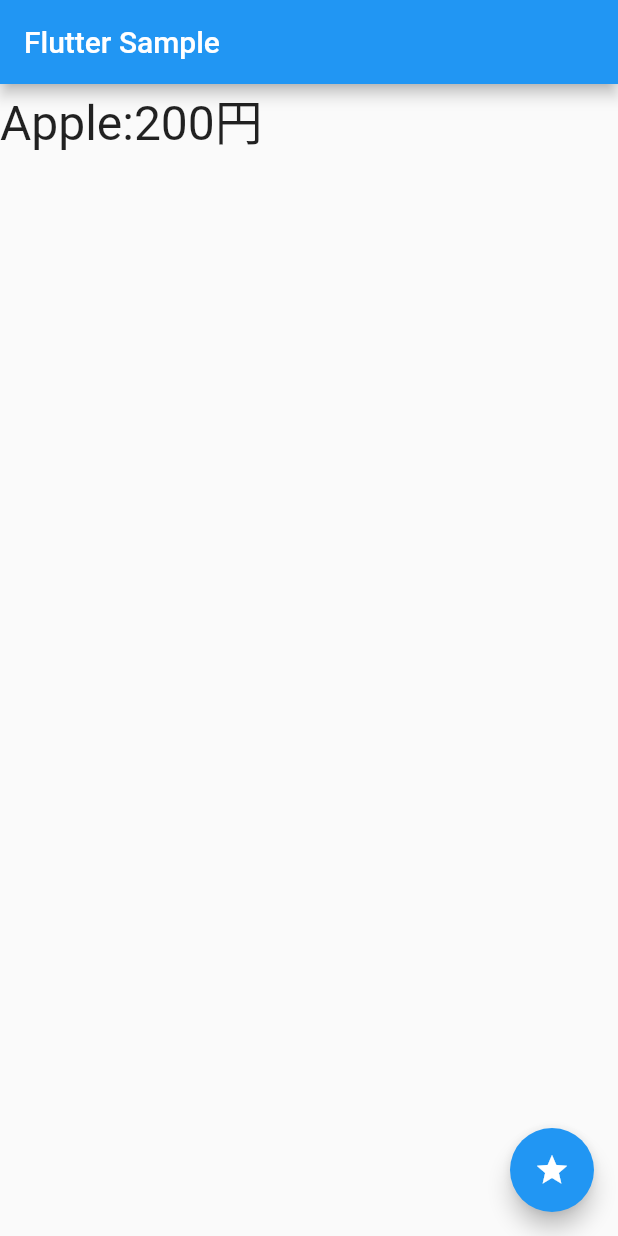
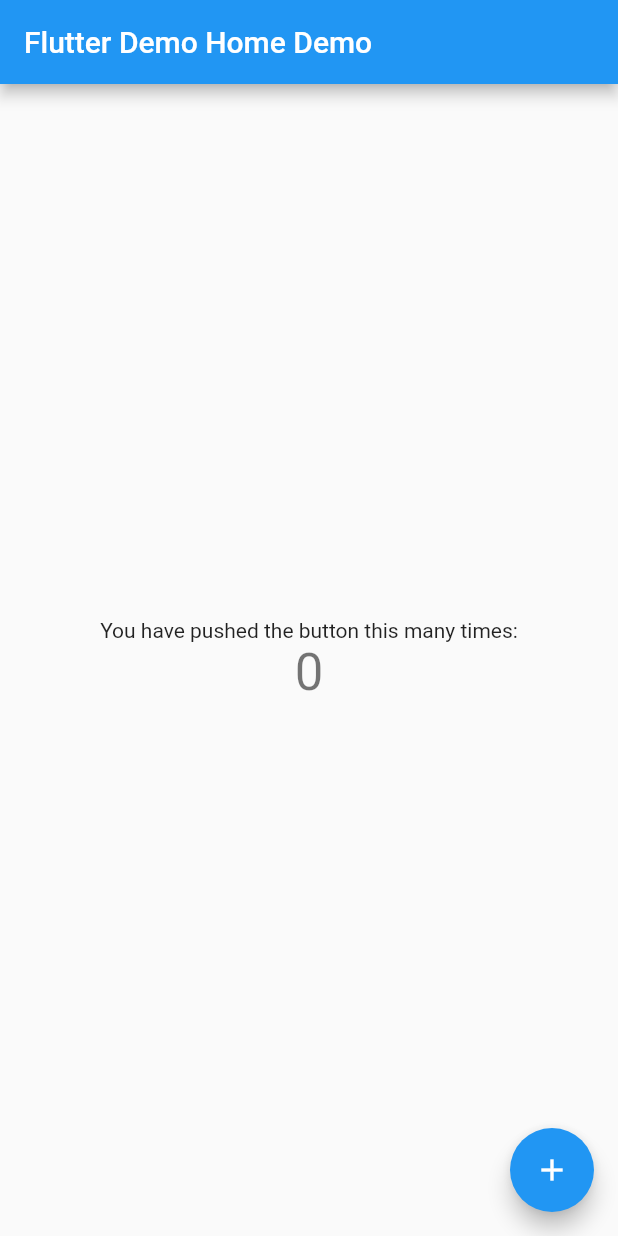
Before and after one commit to TomokiIchi/chapter2, a Flutter app: the screen it shows after launch, on a phone screen of 412 x 824 dp. Run offline on Flutter 3.47's test engine with Material 2 defaults, Android fonts, the phone set to English and light mode, and no system bars.

```diff
--- a/lib/main.dart
+++ b/lib/main.dart
@@ -1,77 +1,113 @@
 import 'package:flutter/material.dart';
 
-void main() => runApp(new MyApp());
+void main() {
+  runApp(MyApp());
+}
 
 class MyApp extends StatelessWidget {
-  final title = 'Flutter Sample';
-  final message = 'Sample message!';
-
+  // This widget is the root of your application.
   @override
   Widget build(BuildContext context) {
-    return new MaterialApp(
+    return MaterialApp(
       title: 'Flutter Demo',
-      home: new MyHomePage(title: this.title, message: this.message),
+      theme: ThemeData(
+        // This is the theme of your application.
+        //
+        // Try running your application with "flutter run". You'll see the
+        // application has a blue toolbar. Then, without quitting the app, try
+        // changing the primarySwatch below to Colors.green and then invoke
+        // "hot reload" (press "r" in the console where you ran "flutter run",
+        // or simply save your changes to "hot reload" in a Flutter IDE).
+        // Notice that the counter didn't reset back to zero; the application
+        // is not restarted.
+        primarySwatch: Colors.blue,
+      ),
+      home: MyHomePage(title: 'Flutter Demo Home Demo'),
     );
   }
 }
 
 class MyHomePage extends StatefulWidget {
+  MyHomePage({Key key, this.title}) : super(key: key);
+
+  // This widget is the home page of your application. It is stateful, meaning
+  // that it has a State object (defined below) that contains fields that affect
+  // how it looks.
+
+  // This class is the configuration for the state. It holds the values (in this
+  // case the title) provided by the parent (in this case the App widget) and
+  // used by the build method of the State. Fields in a Widget subclass are
+  // always marked "final".
+
   final String title;
-  final String message;
-
-  MyHomePage({this.title, this.message}) : super();
 
   @override
-  _MyHomePageState createState() => new _MyHomePageState();
-}
-
-class Data {
-  int _price;
-  String _name;
-
-  Data(this._name, this._price) : super();
-
-  @override
-  String toString() {
-    return _name + ':' + _price.toString() + '円';
-  }
+  _MyHomePageState createState() => _MyHomePageState();
 }
 
 class _MyHomePageState extends State<MyHomePage> {
-  static final _data = [
-    Data('Apple', 200),
-    Data('Orange', 150),
-    Data('Peach', 300)
-  ];
-  Data _item;
+  int _counter = 0;
 
-  @override
-  void initState() {
-    super.initState();
-    _item = _data[0];
-  }
-
-  void _setData() {
+  void _incrementCounter() {
     setState(() {
-      _item = (_data..shuffle()).first;
+      // This call to setState tells the Flutter framework that something has
+      // changed in this State, which causes it to rerun the build method below
+      // so that the display can reflect the updated values. If we changed
+      // _counter without calling setState(), then the build method would not be
+      // called again, and so nothing would appear to happen.
+      _counter++;
     });
   }
 
   @override
   Widget build(BuildContext context) {
+    // This method is rerun every time setState is called, for instance as done
+    // by the _incrementCounter method above.
+    //
+    // The Flutter framework has been optimized to make rerunning build methods
+    // fast, so that you can just rebuild anything that needs updating rather
+    // than having to individually change instances of widgets.
     return Scaffold(
       appBar: AppBar(
+        // Here we take the value from the MyHomePage object that was created by
+        // the App.build method, and use it to set our appbar title.
         title: Text(widget.title),
       ),
-      body: Text(
-        _item.toString(),
-        style: TextStyle(fontSize: 32.0),
+      body: Center(
+        // Center is a layout widget. It takes a single child and positions it
+        // in the middle of the parent.
+        child: Column(
+          // Column is also a layout widget. It takes a list of children and
+          // arranges them vertically. By default, it sizes itself to fit its
+          // children horizontally, and tries to be as tall as its parent.
+          //
+          // Invoke "debug painting" (press "p" in the console, choose the
+          // "Toggle Debug Paint" action from the Flutter Inspector in Android
+          // Studio, or the "Toggle Debug Paint" command in Visual Studio Code)
+          // to see the wireframe for each widget.
+          //
+          // Column has various properties to control how it sizes itself and
+          // how it positions its children. Here we use mainAxisAlignment to
+          // center the children vertically; the main axis here is the vertical
+          // axis because Columns are vertical (the cross axis would be
+          // horizontal).
+          mainAxisAlignment: MainAxisAlignment.center,
+          children: <Widget>[
+            Text(
+              'You have pushed the button this many times:',
+            ),
+            Text(
+              '$_counter',
+              style: Theme.of(context).textTheme.headline4,
+            ),
+          ],
+        ),
       ),
       floatingActionButton: FloatingActionButton(
-        onPressed: _setData,
-        tooltip: 'set message.',
-        child: Icon(Icons.star),
-      ),
+        onPressed: _incrementCounter,
+        tooltip: 'Increment',
+        child: Icon(Icons.add),
+      ), // This trailing comma makes auto-formatting nicer for build methods.
     );
   }
 }
```
Also changed, not shown: 1 other file.
